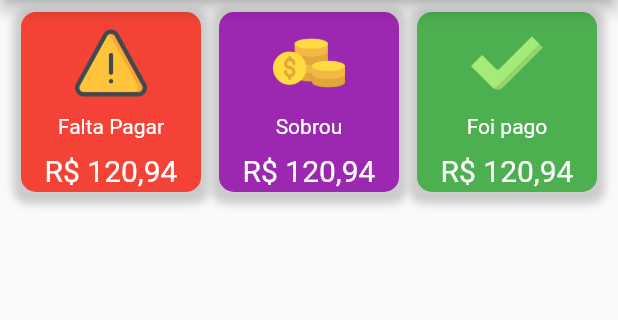
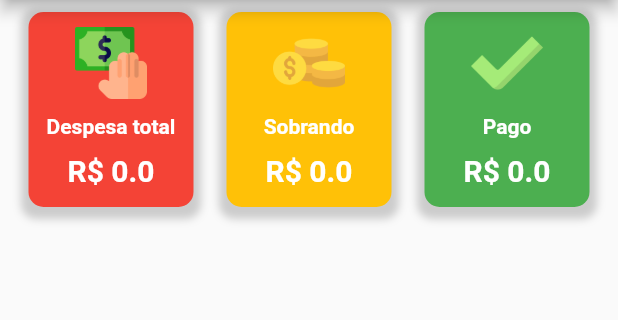
Before and after one commit to hygornet/despesas, a Flutter app: the ListarDespesas screen opened by its route, on a phone screen of 412 x 824 dp, the part 84-404 px from its top. Run offline on Flutter 3.47's test engine with Material 2 defaults, Android fonts, the phone set to English and light mode, and no system bars; our stand-ins replace flutter_phoenix, sqflite; accounts and stored records are empty.

Commit message:
nova lista de despesas

```diff
--- a/lib/screens/listarDespesas.dart
+++ b/lib/screens/listarDespesas.dart
@@ -13,7 +13,7 @@ class ListarDespesas extends StatefulWidget {
 class _ListarDespesasState extends State<ListarDespesas> {
   Future carregarLista;
   String salary;
-  String valorPagoTotal;
+  String valorPagoSim;
   bool isSearch = false;
   bool changeIconSearch = false;
   var searchController = TextEditingController();
@@ -26,9 +26,9 @@ class _ListarDespesasState extends State<ListarDespesas> {
   }
 
   Future getPago() async {
-    final showPago = await DbData.valorTotalPago()
-        .then((value) => valorPagoTotal = value.toString());
-    return showPago;
+    valorPagoSim = await DbData.valorTotalPago()
+        .then((value) => valorPagoSim = value.toString());
+    return valorPagoSim;
   }
 
   @override
@@ -36,8 +36,8 @@ class _ListarDespesasState extends State<ListarDespesas> {
     super.initState();
 
     //LISTA TODAS AS DESPESAS CADASTRADAS NO BANCO DE DADOS.
-    carregarLista =
-        Provider.of<ProviderGastos>(context, listen: false).listarDespesas();
+    // carregarLista =
+    //     Provider.of<ProviderGastos>(context, listen: false).listarDespesas();
 
     //GUARDO A INFORMAÇÃO DO SALÁRIO DO BANCO DE DADOS NA VARIÁVEL SALÁRIO.
     getSalario().then((value) {
@@ -48,7 +48,7 @@ class _ListarDespesasState extends State<ListarDespesas> {
 
     getPago().then((value) {
       setState(() {
-        valorPagoTotal = value.toString();
+        valorPagoSim = value.toString();
       });
     });
   }
@@ -68,12 +68,11 @@ class _ListarDespesasState extends State<ListarDespesas> {
             ))
         .toList();
 
-    //VERIFICA SE A LISTA É VAZIA.
-    bool contemDados() {
-      if (provider.lenghtList == 0) {
+    bool existeDespesa() {
+      if (provider.lenghtList == null) {
+        return true;
+      } else {
         return false;
-      } else {
-        return true;
       }
     }
 
@@ -114,28 +113,45 @@ class _ListarDespesasState extends State<ListarDespesas> {
         title: Text('Lista de Despesas'),
         centerTitle: true,
       ),
-      body: SingleChildScrollView(
-        child: Padding(
+      body: Padding(
         padding: const EdgeInsets.all(8.0),
         child: Column(
           children: [
             Row(
               mainAxisAlignment: MainAxisAlignment.spaceAround,
               children: [
-                  _boxValores(Colors.red, 'lib/assets/images/attention.png',
-                      'Falta Pagar'),
                 _boxValores(
-                      Colors.purple, 'lib/assets/images/dollar.png', 'Sobrou'),
-                  _boxValores(
-                      Colors.green, 'lib/assets/images/check.png', 'Foi pago'),
+                    Colors.red,
+                    'lib/assets/images/1694347.png',
+                    'Despesa total',
+                    'R\$ ${Provider.of<ProviderGastos>(context, listen: false).calcularGastos().toString()}'),
+                resultadoIsNegative()
+                    ? _boxValores(
+                        Colors.red[700],
+                        'lib/assets/images/attention.png',
+                        'Devendo',
+                        'R\$ ${Provider.of<ProviderGastos>(context, listen: false).diferenca().toString()}',
+                      )
+                    : _boxValores(
+                        Colors.amber,
+                        'lib/assets/images/dollar.png',
+                        'Sobrando',
+                        'R\$ ${Provider.of<ProviderGastos>(context, listen: false).diferenca().toString()}',
+                      ),
+                _boxValores(Colors.green, 'lib/assets/images/check.png', 'Pago',
+                    'R\$ ${valorPagoSim.toString()}'),
               ],
             ),
             SizedBox(height: 20),
-              ListView.builder(
-                shrinkWrap: true,
+            Container(
+              height: MediaQuery.of(context).size.height / 1.6,
+              child: ListView.builder(
                 itemCount: dados.length,
                 itemBuilder: (context, index) {
-                  return Card(
+                  return SingleChildScrollView(
+                    child: Padding(
+                      padding: const EdgeInsets.all(8.0),
+                      child: Card(
                         child: Container(
                           width: MediaQuery.of(context).size.width,
                           height: 80,
@@ -152,8 +168,16 @@ class _ListarDespesasState extends State<ListarDespesas> {
                             ],
                           ),
                           child: ListTile(
+                            onTap: () {},
                             leading: CircleAvatar(
-                          backgroundColor: Colors.amber,
+                              backgroundColor: Colors.transparent,
+                              backgroundImage: dados[index].pagou == "Sim"
+                                  ? AssetImage(
+                                      'lib/assets/images/check.png',
+                                    )
+                                  : AssetImage(
+                                      'lib/assets/images/low-price.png',
+                                    ),
                             ),
                             title: Text(dados[index].descricao),
                             subtitle: Text(dados[index].formaPagamento),
@@ -161,20 +185,22 @@ class _ListarDespesasState extends State<ListarDespesas> {
                                 'R\$ ${dados[index].valor.toStringAsFixed(2)}'),
                           ),
                         ),
+                      ),
+                    ),
                   );
                 },
               ),
+            ),
           ],
-          ),
         ),
       ),
     );
   }
 
-  _boxValores(Color color, String image, String texto) {
+  _boxValores(Color color, String image, String texto, String valor) {
     return Container(
-      width: 120,
-      height: 120,
+      width: 110,
+      height: 130,
       decoration: BoxDecoration(
         boxShadow: [
           BoxShadow(
@@ -201,14 +227,16 @@ class _ListarDespesasState extends State<ListarDespesas> {
             texto,
             style: TextStyle(
               color: Colors.white,
+              fontWeight: FontWeight.bold,
             ),
           ),
           SizedBox(height: 10),
           Text(
-            'R\$ 120,94',
+            valor.toString(),
             style: TextStyle(
               color: Colors.white,
               fontSize: 20,
+              fontWeight: FontWeight.bold,
             ),
           ),
         ],
@@ -286,6 +314,6 @@ _removerGasto(BuildContext context, ProviderGastos gastos) {
   Provider.of<ProviderGastos>(context, listen: false).removeItem(gastos.id);
 }
 
-_diferenca(BuildContext context) {
-  Provider.of<ProviderGastos>(context, listen: false).diferenca();
+double diferenca(BuildContext context) {
+  return Provider.of<ProviderGastos>(context, listen: false).diferenca();
 }
```
Also changed, not shown: lib/assets/images/1694347.png (added), lib/assets/images/low-price.png (added). Lines whose indentation alone changed are shown as unchanged.
